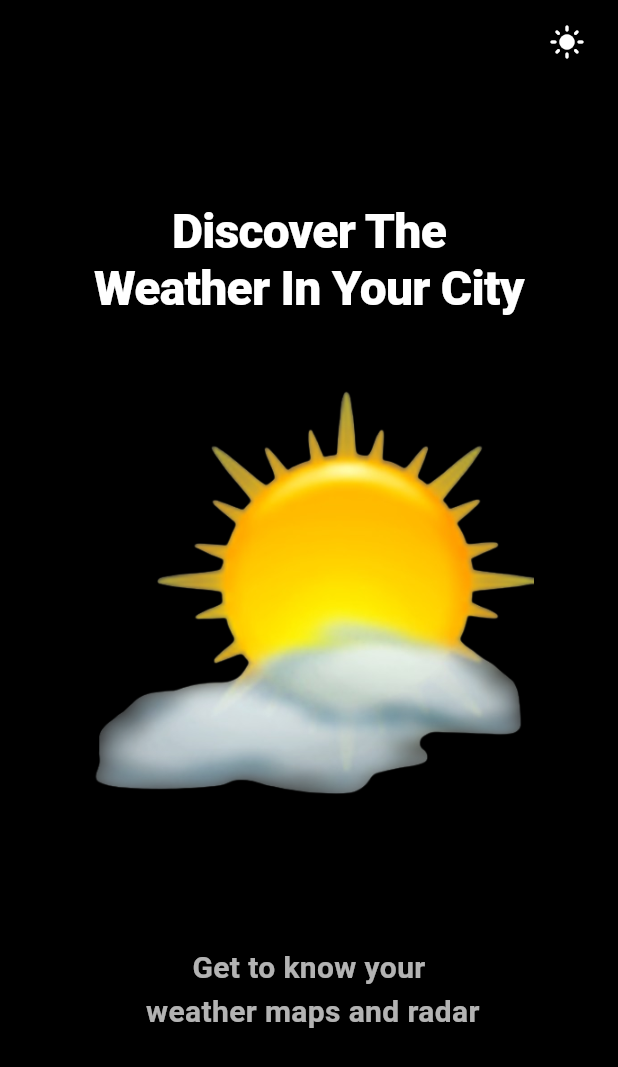
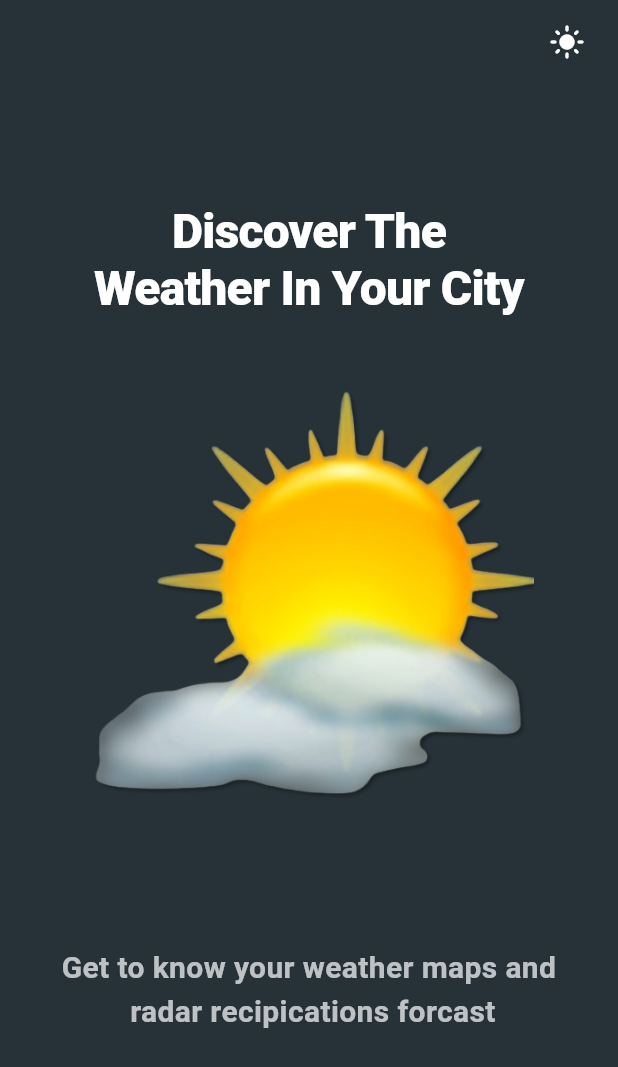
Before and after one commit to MJJP1364/flutter_weathr_app, a Flutter app: the SplashScreen screen opened directly, after a tap on the "dark mode" icon, on a phone screen of 412 x 824 dp. Shown: the top 1067 px of the screen. Run offline on Flutter 3.47's test engine with Material 3 defaults, Android fonts, the phone set to English and light mode, and no system bars; our stand-ins replace get, get_storage; accounts and stored records are empty.

Commit message:
some change

```diff
--- a/lib/Core/Utils/themes/themes.dart
+++ b/lib/Core/Utils/themes/themes.dart
@@ -3,10 +3,9 @@ import 'package:flutter/material.dart';
 class Themes {
   static final lightTheme = ThemeData(
     // colorScheme: const ColorScheme.light(),
-    // appBarTheme: const AppBarTheme(backgroundColor: Colors.green),
     useMaterial3: true,
     brightness: Brightness.light,
-    primaryColor: Colors.blue,
+    primaryColor: Colors.blue[300],
     hintColor: Colors.orange,
     textTheme: TextTheme(
       bodyLarge: TextStyle(color: Colors.black, fontSize: 16),
@@ -28,9 +27,8 @@ class Themes {
 
   static final darkTheme = ThemeData(
     // colorScheme: const ColorScheme.dark(),
-    // appBarTheme: const AppBarTheme(backgroundColor: Colors.grey),
     brightness: Brightness.dark,
-    primaryColor: Colors.blueGrey,
+    primaryColor: Colors.blueGrey[900],
     hintColor: Colors.orangeAccent,
     textTheme: TextTheme(
       bodyLarge: TextStyle(color: Colors.white, fontSize: 16),
--- a/lib/Core/dependences/dependences.dart
+++ b/lib/Core/dependences/dependences.dart
@@ -1,5 +1,4 @@
 import 'package:get/get.dart';
-// import 'package:weather_app/Core/Utils/themes/theme_controller.dart';
 import 'package:weather_app/Pages/WeatherScreen/weatherScreen_controller.dart';
 
 class AllBindings implements Bindings {
--- a/lib/Pages/WeatherScreen/weather_screen.dart
+++ b/lib/Pages/WeatherScreen/weather_screen.dart
@@ -10,8 +10,11 @@ class WeatherScreen extends StatelessWidget {
   @override
   Widget build(BuildContext context) {
     return Scaffold(
+      backgroundColor: Theme.of(context).primaryColor,
       appBar: AppBar(
+        backgroundColor: Theme.of(context).primaryColor,
         title: const Text('Weather App'),
+        // elevation: 0,
         centerTitle: true,
         actions: [
           Padding(
--- a/lib/Pages/spalash/splash_screen.dart
+++ b/lib/Pages/spalash/splash_screen.dart
@@ -1,6 +1,7 @@
 import 'package:flutter/material.dart';
 import 'package:get/get.dart';
 import 'package:weather_app/Core/Utils/themes/theme_controller.dart';
+import 'package:weather_app/Core/Utils/themes/themes.dart';
 import 'package:weather_app/Pages/WeatherScreen/weather_screen.dart';
 
 class SplashScreen extends StatefulWidget {
@@ -33,7 +34,7 @@ class _SplashScreenState extends State<SplashScreen>
 
     // منتقل کردن خودکار به صفحه بعدی پس از 5 ثانیه
     Future.delayed(const Duration(seconds: 5), () {
-      Get.off(() =>  WeatherScreen());
+      Get.off(() => WeatherScreen());
     });
   }
 
@@ -49,7 +50,9 @@ class _SplashScreenState extends State<SplashScreen>
       () => Scaffold(
         extendBodyBehindAppBar: true,
         backgroundColor:
-            _themeController.isDarkMode.value ? Colors.black : Colors.blue[800],
+            _themeController.isDarkMode.value
+                ? Themes.darkTheme.primaryColor
+                : Themes.lightTheme.primaryColor,
         appBar: AppBar(
           automaticallyImplyLeading: false,
           backgroundColor: Colors.transparent,
@@ -102,7 +105,7 @@ class _SplashScreenState extends State<SplashScreen>
                     const SizedBox(height: 80),
 
                     const Text(
-                      "Get to know your\n weather maps and radar",
+                      "Get to know your weather maps and\n radar recipications forcast",
                       textAlign: TextAlign.center,
                       style: TextStyle(
                         color: Colors.white70,
```
